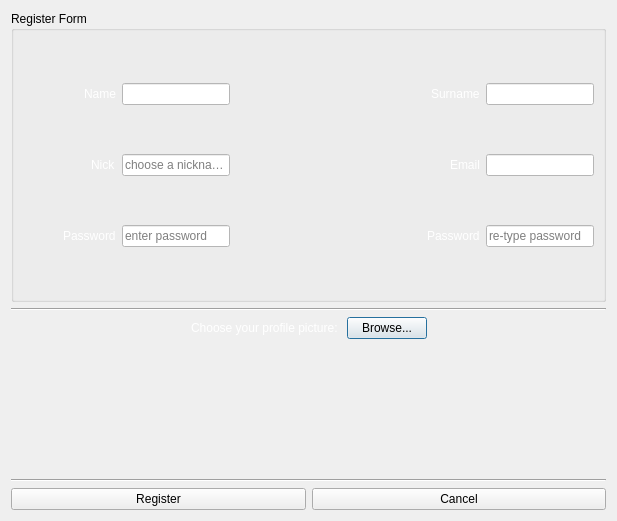
Before: the Qt Designer form client/Register.ui in anphetamina/CoText, drawn with Qt 5.
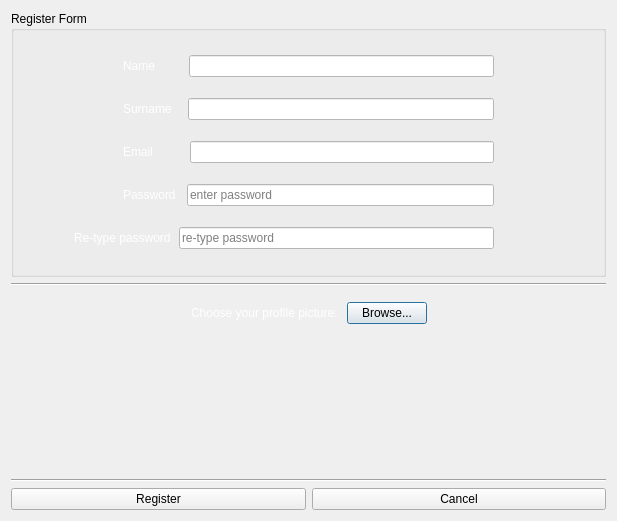
After: the same form once the commit is applied.

Diff of the .ui file:
```diff
--- a/client/Register.ui
+++ b/client/Register.ui
@@ -23,73 +23,19 @@
       <string>Register Form</string>
      </property>
      <layout class="QGridLayout" name="gridLayout">
-      <item row="0" column="0">
-       <layout class="QHBoxLayout" name="horizontalLayout">
-        <item>
-         <spacer name="horizontalSpacer_4">
-          <property name="orientation">
-           <enum>Qt::Horizontal</enum>
-          </property>
-          <property name="sizeHint" stdset="0">
-           <size>
-            <width>40</width>
-            <height>20</height>
-           </size>
-          </property>
-         </spacer>
-        </item>
-        <item>
-         <widget class="QLabel" name="label_Name">
-          <property name="text">
-           <string>Name</string>
-          </property>
-         </widget>
-        </item>
-        <item>
-         <widget class="QLineEdit" name="lineEdit_Name"/>
-        </item>
-       </layout>
-      </item>
-      <item row="1" column="2" colspan="2">
-       <layout class="QHBoxLayout" name="horizontalLayout_3">
-        <property name="spacing">
-         <number>6</number>
-        </property>
-        <item>
-         <spacer name="horizontalSpacer_13">
-          <property name="orientation">
-           <enum>Qt::Horizontal</enum>
-          </property>
-          <property name="sizeHint" stdset="0">
-           <size>
-            <width>40</width>
-            <height>20</height>
-           </size>
-          </property>
-         </spacer>
-        </item>
-        <item>
-         <widget class="QLabel" name="label_Email">
-          <property name="text">
-           <string>Email</string>
-          </property>
-         </widget>
-        </item>
-        <item>
-         <widget class="QLineEdit" name="lineEdit_email"/>
-        </item>
-       </layout>
-      </item>
-      <item row="2" column="0">
+      <item row="3" column="0">
        <layout class="QHBoxLayout" name="horizontalLayout_5">
         <item>
-         <spacer name="horizontalSpacer_6">
+         <spacer name="horizontalSpacer_18">
           <property name="orientation">
            <enum>Qt::Horizontal</enum>
           </property>
+          <property name="sizeType">
+           <enum>QSizePolicy::Fixed</enum>
+          </property>
           <property name="sizeHint" stdset="0">
            <size>
-            <width>40</width>
+            <width>100</width>
             <height>20</height>
            </size>
           </property>
@@ -102,6 +48,22 @@
           </property>
          </widget>
         </item>
+        <item>
+         <spacer name="horizontalSpacer_6">
+          <property name="orientation">
+           <enum>Qt::Horizontal</enum>
+          </property>
+          <property name="sizeType">
+           <enum>QSizePolicy::Fixed</enum>
+          </property>
+          <property name="sizeHint" stdset="0">
+           <size>
+            <width>5</width>
+            <height>20</height>
+           </size>
+          </property>
+         </spacer>
+        </item>
         <item>
          <widget class="QLineEdit" name="lineEdit_Pass2">
           <property name="echoMode">
@@ -112,83 +74,37 @@
           </property>
          </widget>
         </item>
-       </layout>
-      </item>
-      <item row="2" column="2" colspan="2">
-       <layout class="QHBoxLayout" name="horizontalLayout_7">
         <item>
-         <spacer name="horizontalSpacer_14">
+         <spacer name="horizontalSpacer_9">
           <property name="orientation">
            <enum>Qt::Horizontal</enum>
           </property>
+          <property name="sizeType">
+           <enum>QSizePolicy::Fixed</enum>
+          </property>
           <property name="sizeHint" stdset="0">
            <size>
-            <width>40</width>
+            <width>100</width>
             <height>20</height>
            </size>
           </property>
          </spacer>
         </item>
-        <item>
-         <widget class="QLabel" name="label_Pass1">
-          <property name="text">
-           <string>Password</string>
-          </property>
-         </widget>
-        </item>
-        <item>
-         <widget class="QLineEdit" name="lineEdit_Pass1">
-          <property name="echoMode">
-           <enum>QLineEdit::Password</enum>
-          </property>
-          <property name="placeholderText">
-           <string>re-type password</string>
-          </property>
-         </widget>
-        </item>
        </layout>
       </item>
       <item row="1" column="0">
-       <layout class="QHBoxLayout" name="horizontalLayout_2">
-        <item>
-         <spacer name="horizontalSpacer_5">
-          <property name="orientation">
-           <enum>Qt::Horizontal</enum>
-          </property>
-          <property name="sizeHint" stdset="0">
-           <size>
-            <width>40</width>
-            <height>20</height>
-           </size>
-          </property>
-         </spacer>
-        </item>
-        <item>
-         <widget class="QLabel" name="label_Nick">
-          <property name="text">
-           <string>Nick</string>
-          </property>
-         </widget>
-        </item>
-        <item>
-         <widget class="QLineEdit" name="lineEdit_Nick">
-          <property name="placeholderText">
-           <string>choose a nickname</string>
-          </property>
-         </widget>
-        </item>
-       </layout>
-      </item>
-      <item row="0" column="2" colspan="2">
        <layout class="QHBoxLayout" name="horizontalLayout_4">
         <item>
-         <spacer name="horizontalSpacer_12">
+         <spacer name="horizontalSpacer_16">
           <property name="orientation">
            <enum>Qt::Horizontal</enum>
           </property>
+          <property name="sizeType">
+           <enum>QSizePolicy::Fixed</enum>
+          </property>
           <property name="sizeHint" stdset="0">
            <size>
-            <width>40</width>
+            <width>100</width>
             <height>20</height>
            </size>
           </property>
@@ -201,49 +117,235 @@
           </property>
          </widget>
         </item>
+        <item>
+         <spacer name="horizontalSpacer">
+          <property name="orientation">
+           <enum>Qt::Horizontal</enum>
+          </property>
+          <property name="sizeType">
+           <enum>QSizePolicy::Fixed</enum>
+          </property>
+          <property name="sizeHint" stdset="0">
+           <size>
+            <width>10</width>
+            <height>20</height>
+           </size>
+          </property>
+         </spacer>
+        </item>
         <item>
          <widget class="QLineEdit" name="lineEdit_Surname"/>
         </item>
+        <item>
+         <spacer name="horizontalSpacer_13">
+          <property name="orientation">
+           <enum>Qt::Horizontal</enum>
+          </property>
+          <property name="sizeType">
+           <enum>QSizePolicy::Fixed</enum>
+          </property>
+          <property name="sizeHint" stdset="0">
+           <size>
+            <width>100</width>
+            <height>20</height>
+           </size>
+          </property>
+         </spacer>
+        </item>
        </layout>
       </item>
-      <item row="2" column="1">
-       <spacer name="horizontalSpacer_2">
-        <property name="orientation">
-         <enum>Qt::Horizontal</enum>
-        </property>
-        <property name="sizeHint" stdset="0">
-         <size>
-          <width>40</width>
-          <height>20</height>
-         </size>
-        </property>
-       </spacer>
+      <item row="2" column="0">
+       <layout class="QHBoxLayout" name="horizontalLayout_2">
+        <item>
+         <spacer name="horizontalSpacer_17">
+          <property name="orientation">
+           <enum>Qt::Horizontal</enum>
+          </property>
+          <property name="sizeType">
+           <enum>QSizePolicy::Fixed</enum>
+          </property>
+          <property name="sizeHint" stdset="0">
+           <size>
+            <width>100</width>
+            <height>20</height>
+           </size>
+          </property>
+         </spacer>
+        </item>
+        <item>
+         <widget class="QLabel" name="label_Email">
+          <property name="text">
+           <string>Email</string>
+          </property>
+         </widget>
+        </item>
+        <item>
+         <spacer name="horizontalSpacer_5">
+          <property name="orientation">
+           <enum>Qt::Horizontal</enum>
+          </property>
+          <property name="sizeType">
+           <enum>QSizePolicy::Fixed</enum>
+          </property>
+          <property name="sizeHint" stdset="0">
+           <size>
+            <width>31</width>
+            <height>20</height>
+           </size>
+          </property>
+         </spacer>
+        </item>
+        <item>
+         <widget class="QLineEdit" name="lineEdit_email"/>
+        </item>
+        <item>
+         <spacer name="horizontalSpacer_12">
+          <property name="orientation">
+           <enum>Qt::Horizontal</enum>
+          </property>
+          <property name="sizeType">
+           <enum>QSizePolicy::Fixed</enum>
+          </property>
+          <property name="sizeHint" stdset="0">
+           <size>
+            <width>100</width>
+            <height>20</height>
+           </size>
+          </property>
+         </spacer>
+        </item>
+       </layout>
       </item>
-      <item row="1" column="1">
-       <spacer name="horizontalSpacer">
-        <property name="orientation">
-         <enum>Qt::Horizontal</enum>
-        </property>
-        <property name="sizeHint" stdset="0">
-         <size>
-          <width>40</width>
-          <height>20</height>
-         </size>
-        </property>
-       </spacer>
+      <item row="0" column="0">
+       <layout class="QHBoxLayout" name="horizontalLayout">
+        <item>
+         <spacer name="horizontalSpacer_15">
+          <property name="orientation">
+           <enum>Qt::Horizontal</enum>
+          </property>
+          <property name="sizeType">
+           <enum>QSizePolicy::Fixed</enum>
+          </property>
+          <property name="sizeHint" stdset="0">
+           <size>
+            <width>100</width>
+            <height>20</height>
+           </size>
+          </property>
+         </spacer>
+        </item>
+        <item>
+         <widget class="QLabel" name="label_Name">
+          <property name="text">
+           <string>Name</string>
+          </property>
+         </widget>
+        </item>
+        <item>
+         <spacer name="horizontalSpacer_4">
+          <property name="orientation">
+           <enum>Qt::Horizontal</enum>
+          </property>
+          <property name="sizeType">
+           <enum>QSizePolicy::Fixed</enum>
+          </property>
+          <property name="sizeHint" stdset="0">
+           <size>
+            <width>28</width>
+            <height>20</height>
+           </size>
+          </property>
+         </spacer>
+        </item>
+        <item>
+         <widget class="QLineEdit" name="lineEdit_Name"/>
+        </item>
+        <item>
+         <spacer name="horizontalSpacer_14">
+          <property name="orientation">
+           <enum>Qt::Horizontal</enum>
+          </property>
+          <property name="sizeType">
+           <enum>QSizePolicy::Fixed</enum>
+          </property>
+          <property name="sizeHint" stdset="0">
+           <size>
+            <width>100</width>
+            <height>20</height>
+           </size>
+          </property>
+         </spacer>
+        </item>
+       </layout>
       </item>
-      <item row="0" column="1">
-       <spacer name="horizontalSpacer_3">
-        <property name="orientation">
-         <enum>Qt::Horizontal</enum>
-        </property>
-        <property name="sizeHint" stdset="0">
-         <size>
-          <width>40</width>
-          <height>20</height>
-         </size>
-        </property>
-       </spacer>
+      <item row="4" column="0">
+       <layout class="QHBoxLayout" name="horizontalLayout_7">
+        <item>
+         <spacer name="horizontalSpacer_19">
+          <property name="orientation">
+           <enum>Qt::Horizontal</enum>
+          </property>
+          <property name="sizeType">
+           <enum>QSizePolicy::Fixed</enum>
+          </property>
+          <property name="sizeHint" stdset="0">
+           <size>
+            <width>51</width>
+            <height>20</height>
+           </size>
+          </property>
+         </spacer>
+        </item>
+        <item>
+         <widget class="QLabel" name="label_Pass1">
+          <property name="text">
+           <string>Re-type password</string>
+          </property>
+         </widget>
+        </item>
+        <item>
+         <spacer name="horizontalSpacer_2">
+          <property name="orientation">
+           <enum>Qt::Horizontal</enum>
+          </property>
+          <property name="sizeType">
+           <enum>QSizePolicy::Fixed</enum>
+          </property>
+          <property name="sizeHint" stdset="0">
+           <size>
+            <width>2</width>
+            <height>20</height>
+           </size>
+          </property>
+         </spacer>
+        </item>
+        <item>
+         <widget class="QLineEdit" name="lineEdit_Pass1">
+          <property name="echoMode">
+           <enum>QLineEdit::Password</enum>
+          </property>
+          <property name="placeholderText">
+           <string>re-type password</string>
+          </property>
+         </widget>
+        </item>
+        <item>
+         <spacer name="horizontalSpacer_3">
+          <property name="orientation">
+           <enum>Qt::Horizontal</enum>
+          </property>
+          <property name="sizeType">
+           <enum>QSizePolicy::Fixed</enum>
+          </property>
+          <property name="sizeHint" stdset="0">
+           <size>
+            <width>100</width>
+            <height>20</height>
+           </size>
+          </property>
+         </spacer>
+        </item>
+       </layout>
       </item>
      </layout>
     </widget>
@@ -255,6 +357,22 @@
      </property>
     </widget>
    </item>
+   <item>
+    <spacer name="verticalSpacer">
+     <property name="orientation">
+      <enum>Qt::Vertical</enum>
+     </property>
+     <property name="sizeType">
+      <enum>QSizePolicy::Fixed</enum>
+     </property>
+     <property name="sizeHint" stdset="0">
+      <size>
+       <width>20</width>
+       <height>10</height>
+      </size>
+     </property>
+    </spacer>
+   </item>
    <item>
     <layout class="QHBoxLayout" name="horizontalLayout_8">
      <item>
@@ -299,6 +417,22 @@
      </item>
     </layout>
    </item>
+   <item>
+    <spacer name="verticalSpacer_2">
+     <property name="orientation">
+      <enum>Qt::Vertical</enum>
+     </property>
+     <property name="sizeType">
+      <enum>QSizePolicy::Fixed</enum>
+     </property>
+     <property name="sizeHint" stdset="0">
+      <size>
+       <width>10</width>
+       <height>10</height>
+      </size>
+     </property>
+    </spacer>
+   </item>
    <item>
     <layout class="QHBoxLayout" name="horizontalLayout_10">
      <item>
@@ -306,9 +440,12 @@
        <property name="orientation">
         <enum>Qt::Horizontal</enum>
        </property>
+       <property name="sizeType">
+        <enum>QSizePolicy::Fixed</enum>
+       </property>
        <property name="sizeHint" stdset="0">
         <size>
-         <width>40</width>
+         <width>200</width>
          <height>20</height>
         </size>
        </property>
@@ -316,6 +453,12 @@
      </item>
      <item>
       <widget class="QLabel" name="labelPhoto">
+       <property name="minimumSize">
+        <size>
+         <width>128</width>
+         <height>128</height>
+        </size>
+       </property>
        <property name="maximumSize">
         <size>
          <width>128</width>
@@ -341,9 +484,12 @@
        <property name="orientation">
         <enum>Qt::Horizontal</enum>
        </property>
+       <property name="sizeType">
+        <enum>QSizePolicy::Fixed</enum>
+       </property>
        <property name="sizeHint" stdset="0">
         <size>
-         <width>40</width>
+         <width>200</width>
          <height>20</height>
         </size>
        </property>
@@ -351,6 +497,22 @@
      </item>
     </layout>
    </item>
+   <item>
+    <spacer name="verticalSpacer_3">
+     <property name="orientation">
+      <enum>Qt::Vertical</enum>
+     </property>
+     <property name="sizeType">
+      <enum>QSizePolicy::Fixed</enum>
+     </property>
+     <property name="sizeHint" stdset="0">
+      <size>
+       <width>20</width>
+       <height>5</height>
+      </size>
+     </property>
+    </spacer>
+   </item>
    <item>
     <widget class="Line" name="line_2">
      <property name="orientation">
```
